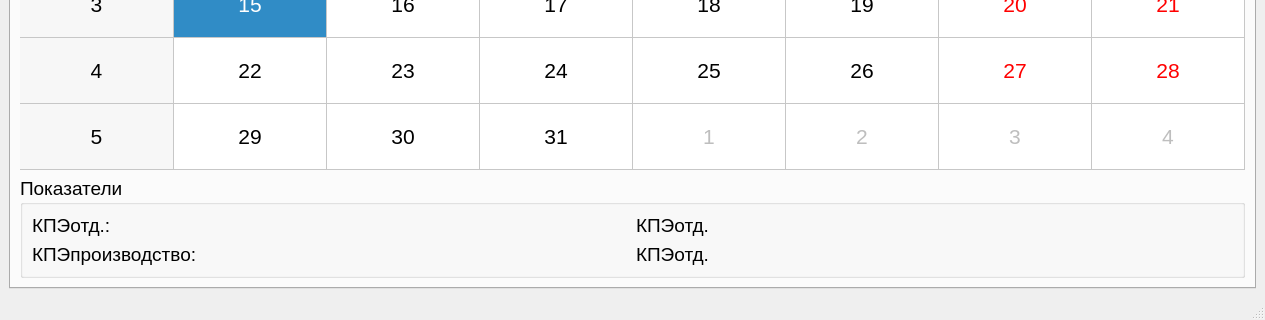
Qt form mydesign.ui (Nokturnalmor/KPI) before a commit; both pictures show x 0 to 1265 and y 578 to 898 of the 1265 by 898 pixel window.
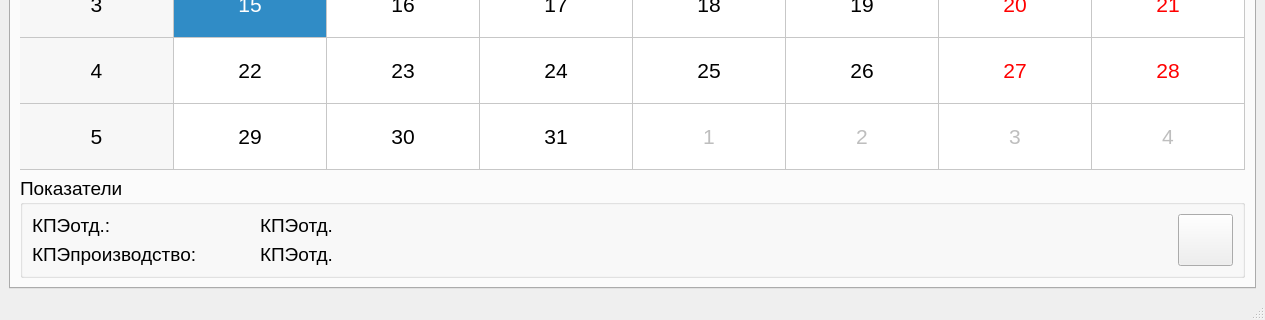
The same form after that commit. The open tabs and pages were chosen to show the change.

Commit message:
добавлены атобывор картинки при логине блокировка кнопок без логина очистка фильтра при логауте добавлены кнопки экспорта КПИ сторудника и КПи производства добавлена кнопка утверждения
оптимизирован код для расчета и выгрузки КПЭ производства
добавлен расчет КПЭ проихводства
добавлен экспорт КПЭ производсвта
добавлен экспорт КПЭ сотрудника

The edit to the form file:
```diff
--- a/mydesign.ui
+++ b/mydesign.ui
@@ -350,7 +350,7 @@
        <attribute name="title">
         <string>Дата</string>
        </attribute>
-       <layout class="QVBoxLayout" name="verticalLayout_4">
+       <layout class="QVBoxLayout" name="verticalLayout_3">
         <item>
          <widget class="QCalendarWidget" name="clnd">
           <property name="font">
@@ -389,13 +389,19 @@
           <property name="title">
            <string>Показатели</string>
           </property>
-          <layout class="QVBoxLayout" name="verticalLayout_3">
+          <layout class="QHBoxLayout" name="horizontalLayout_7">
            <item>
             <layout class="QVBoxLayout" name="verticalLayout_2">
              <item>
               <layout class="QHBoxLayout" name="horizontalLayout_2">
                <item>
                 <widget class="QLabel" name="l">
+                 <property name="maximumSize">
+                  <size>
+                   <width>222</width>
+                   <height>16777215</height>
+                  </size>
+                 </property>
                  <property name="text">
                   <string>КПЭотд.:</string>
                  </property>
@@ -414,6 +420,12 @@
               <layout class="QHBoxLayout" name="horizontalLayout_3">
                <item>
                 <widget class="QLabel" name="l_3">
+                 <property name="maximumSize">
+                  <size>
+                   <width>222</width>
+                   <height>16777215</height>
+                  </size>
+                 </property>
                  <property name="text">
                   <string>КПЭпроизводство:</string>
                  </property>
@@ -430,6 +442,46 @@
              </item>
             </layout>
            </item>
+           <item>
+            <widget class="QPushButton" name="btn_export_pr">
+             <property name="sizePolicy">
+              <sizepolicy hsizetype="Expanding" vsizetype="Fixed">
+               <horstretch>0</horstretch>
+               <verstretch>0</verstretch>
+              </sizepolicy>
+             </property>
+             <property name="minimumSize">
+              <size>
+               <width>0</width>
+               <height>51</height>
+              </size>
+             </property>
+             <property name="maximumSize">
+              <size>
+               <width>55</width>
+               <height>55</height>
+              </size>
+             </property>
+             <property name="font">
+              <font>
+               <family>MS Shell Dlg 2</family>
+               <pointsize>14</pointsize>
+              </font>
+             </property>
+             <property name="toolTip">
+              <string>Экспорт</string>
+             </property>
+             <property name="text">
+              <string/>
+             </property>
+             <property name="iconSize">
+              <size>
+               <width>32</width>
+               <height>32</height>
+              </size>
+             </property>
+            </widget>
+           </item>
           </layout>
          </widget>
         </item>
@@ -459,7 +511,7 @@
          </widget>
         </item>
         <item>
-         <layout class="QHBoxLayout" name="horizontalLayout_7">
+         <layout class="QHBoxLayout" name="horizontalLayout_5">
           <item>
            <widget class="QPushButton" name="btn_save_sotr">
             <property name="sizePolicy">
@@ -717,7 +769,7 @@
        <attribute name="title">
         <string>Редактор КПЭ</string>
        </attribute>
-       <layout class="QVBoxLayout" name="verticalLayout_6">
+       <layout class="QVBoxLayout" name="verticalLayout_4">
         <item>
          <widget class="QComboBox" name="cmb_dolgn_red">
           <property name="font">
```
Left out of the diff: 105 changed lines with no effect on the pictures. The commit also changes 6 other files.
